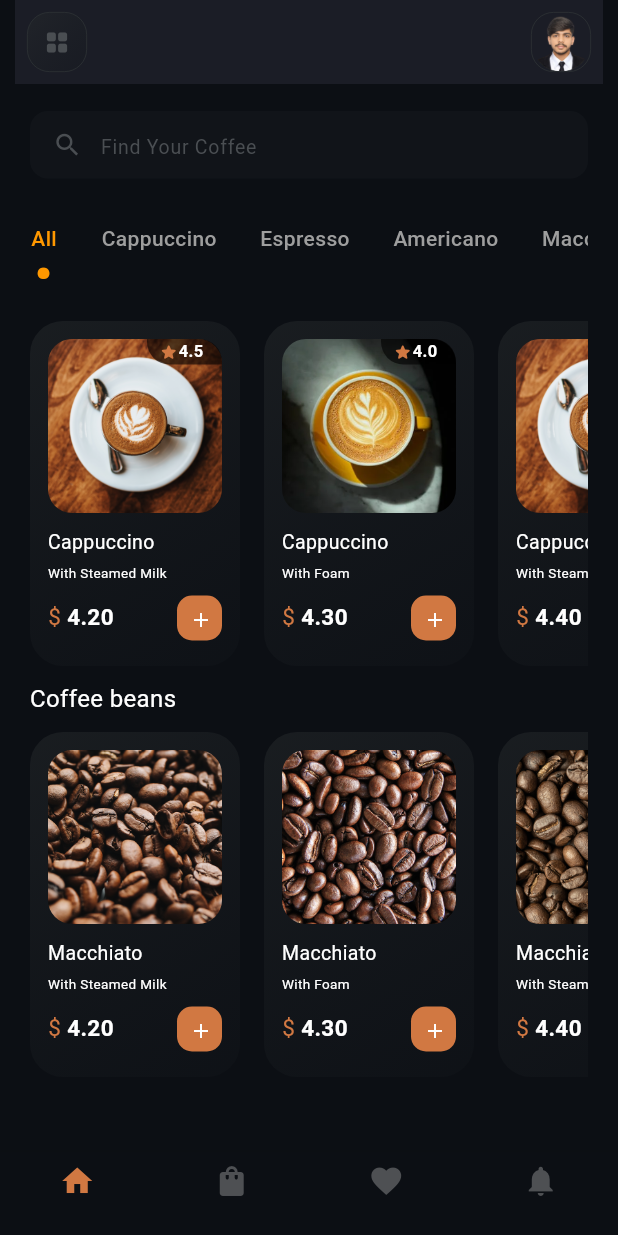
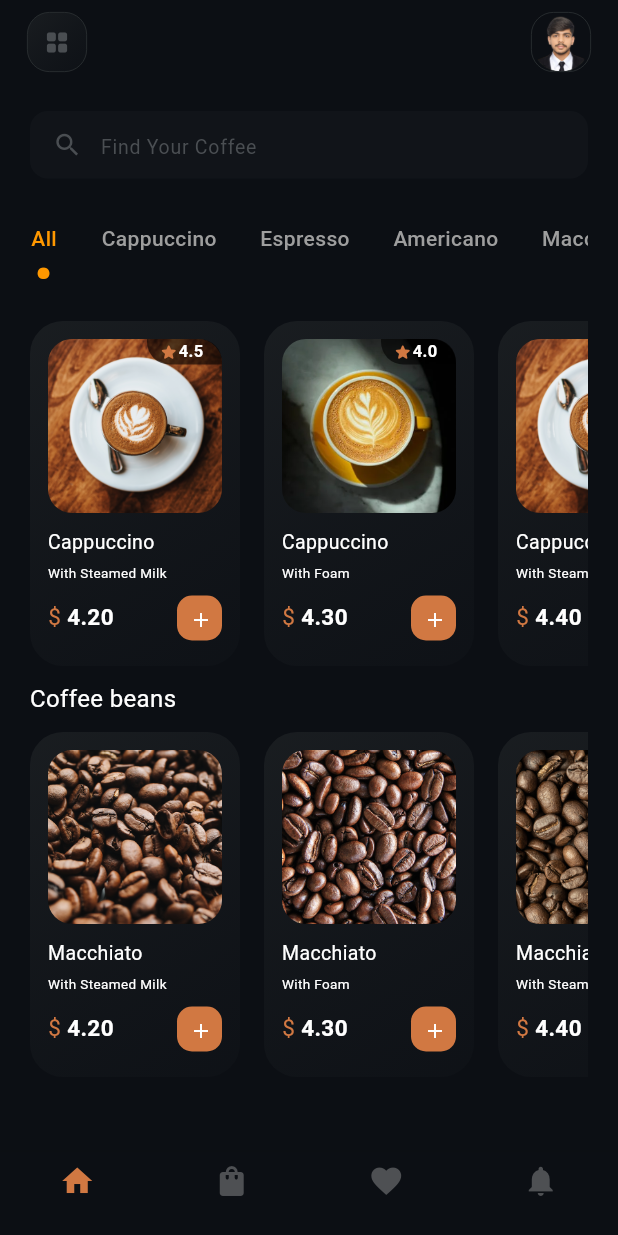
Before and after one commit to M-Laheem-Ayub/Caf-Craze, a Flutter app: the HomePage screen opened directly, scrolled down 119 dp, on a phone screen of 412 x 824 dp. Run offline on Flutter 3.47's test engine with Material 3 defaults, Android fonts, the phone set to English and light mode, and no system bars.

Commit message:
appbar color fix

```diff
--- a/lib/MyAppbar.dart
+++ b/lib/MyAppbar.dart
@@ -17,6 +17,9 @@ class MyAppbar extends StatelessWidget implements PreferredSizeWidget {
         child: AppBar(
           backgroundColor: Color(0xff0c0f14),
           elevation: 0,
+          surfaceTintColor: Colors.transparent,
+          shadowColor: Colors.transparent,
+          automaticallyImplyLeading: false,
           leading: Padding(
             padding: const EdgeInsets.all(8),
             child: Container(
```
